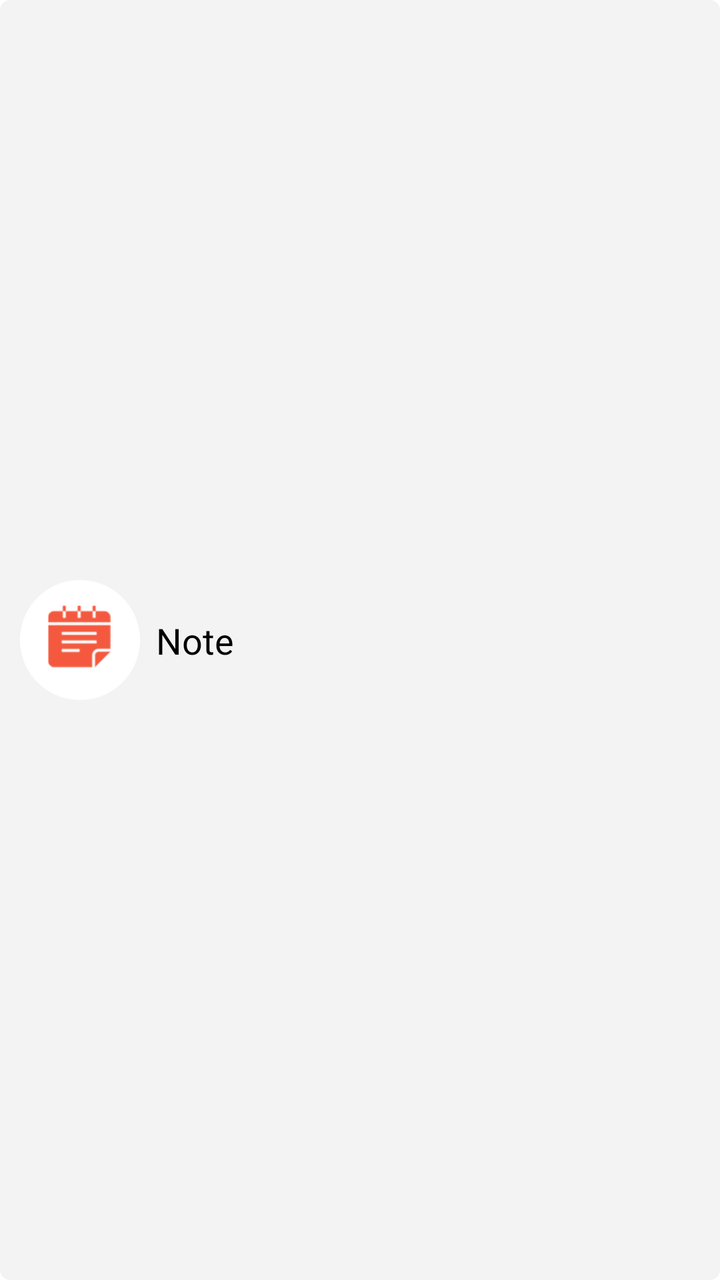
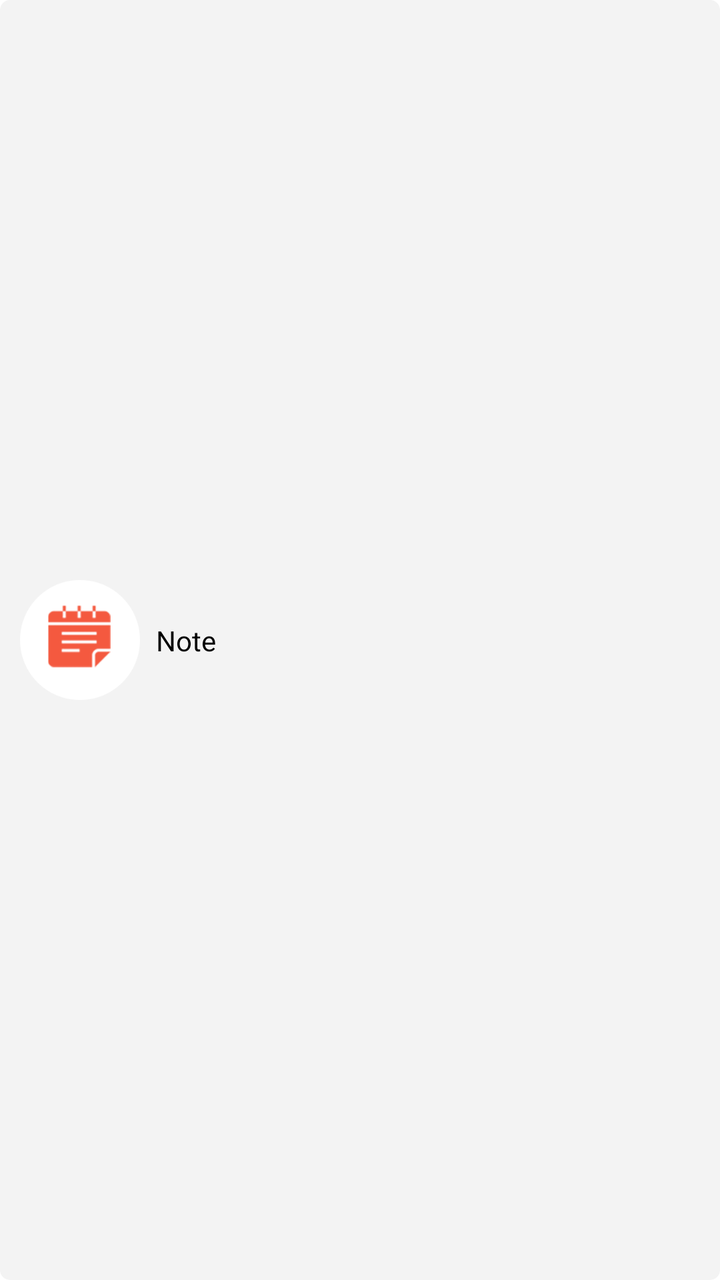

An Android layout rendered at two revisions. The XML below is the earlier revision; the diff shows what the commit changed to produce the second picture.
<!-- AndroidManifest.xml: application theme Theme.StudyShechdular -->
<!-- res/layout/layout_note_single.xml -->
<?xml version="1.0" encoding="utf-8"?>
<androidx.constraintlayout.widget.ConstraintLayout xmlns:android="http://schemas.android.com/apk/res/android"
    xmlns:app="http://schemas.android.com/apk/res-auto"
    android:layout_width="match_parent"
    android:layout_height="100dp"
    android:layout_margin="8dp"
    android:background="@drawable/dim_bg">

    <androidx.constraintlayout.widget.ConstraintLayout
        android:id="@+id/parent_layout"
        android:layout_width="match_parent"
        android:layout_height="match_parent"
        android:padding="10dp"
        app:layout_constraintBottom_toBottomOf="parent"
        app:layout_constraintEnd_toEndOf="parent"
        app:layout_constraintStart_toStartOf="parent"
        app:layout_constraintTop_toTopOf="parent">

        <ImageView
            android:id="@+id/image"
            android:layout_width="60dp"
            android:layout_height="60dp"
            android:elevation="20dp"
            android:src="@drawable/notes__color"
            app:layout_constraintBottom_toBottomOf="parent"
            app:layout_constraintStart_toStartOf="parent"
            app:layout_constraintTop_toTopOf="parent" />

        <TextView
            android:id="@+id/textViewNote"
            android:layout_width="0dp"
            android:layout_height="wrap_content"
            android:layout_marginStart="8dp"
            android:layout_toEndOf="@+id/image"
            android:text="Note"
            android:textColor="#000"
            android:textSize="18sp"
            android:textStyle="normal"
            app:layout_constraintBottom_toBottomOf="@+id/image"
            app:layout_constraintEnd_toEndOf="parent"
            app:layout_constraintStart_toEndOf="@+id/image"
            app:layout_constraintTop_toTopOf="@+id/image" />

    </androidx.constraintlayout.widget.ConstraintLayout>

</androidx.constraintlayout.widget.ConstraintLayout>
<!-- resources referenced by this layout -->
<resources>
  <!-- drawable dim_bg (drawable) -->
  <?xml version="1.0" encoding="utf-8"?>
  <shape xmlns:android="http://schemas.android.com/apk/res/android"
      android:shape="rectangle">
  
      <solid android:color="@color/bg_color" />
      <corners android:radius="5dp" />
  
  </shape>
  <!-- drawable notes__color: png bitmap (drawable-hdpi, 8169 bytes) -->
  <style name="Theme.StudyShechdular" parent="Theme.MaterialComponents.DayNight.NoActionBar">
          
          <item name="colorPrimary">@color/lightBlue</item>
          <item name="colorPrimaryVariant">@color/lightBlue</item>
          <item name="colorOnPrimary">@color/white</item>
          
          <item name="colorSecondary">@color/teal_200</item>
          <item name="colorSecondaryVariant">@color/teal_700</item>
          <item name="colorOnSecondary">@color/white</item>
          
          <item name="android:statusBarColor" tools:targetApi="l">?attr/colorPrimaryVariant</item>
          
      </style>
  <color name="bg_color">#f3f3f3</color>
  <color name="lightBlue">#587dff</color>
  <color name="white">#FFFFFFFF</color>
  <color name="teal_200">#f68b53</color>
  <color name="teal_700">#FF018786</color>
</resources>

<!-- the commit's change to res/layout/layout_note_single.xml (unified diff, before → after) -->
@@ -34,7 +34,7 @@
             android:layout_toEndOf="@+id/image"
             android:text="Note"
             android:textColor="#000"
-            android:textSize="18sp"
+            android:textSize="14sp"
             android:textStyle="normal"
             app:layout_constraintBottom_toBottomOf="@+id/image"
             app:layout_constraintEnd_toEndOf="parent"
